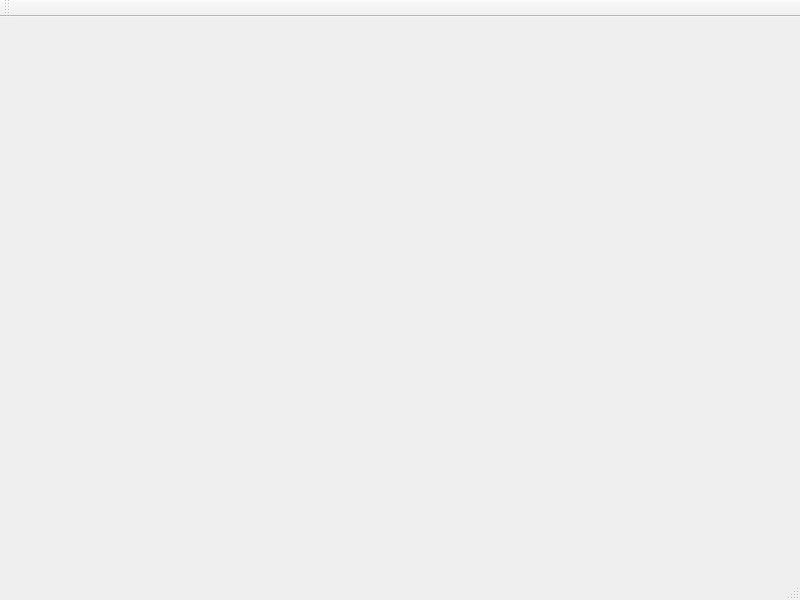
Qt form A9_RubiksCubeTutorial/mainwindow.ui (MikeySH/CS3505_A9-Rubiks-Cube-Edu-App) before a commit.
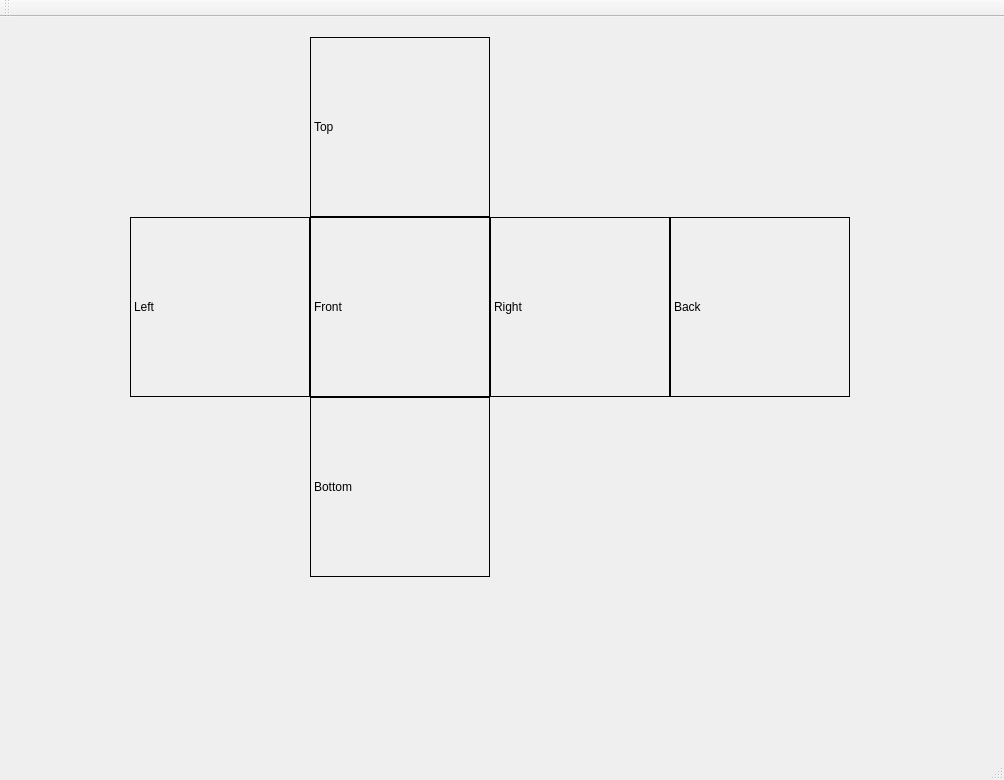
The same form after that commit. Custom widgets are drawn as their Qt base class.

Commit message: Added faces to GUI, made connections to draw a grid on each label.

Diff of the .ui file:
```diff
--- a/A9_RubiksCubeTutorial/mainwindow.ui
+++ b/A9_RubiksCubeTutorial/mainwindow.ui
@@ -6,8 +6,8 @@
    <rect>
     <x>0</x>
     <y>0</y>
-    <width>800</width>
-    <height>600</height>
+    <width>1004</width>
+    <height>780</height>
    </rect>
   </property>
   <property name="windowTitle">
@@ -17,13 +17,109 @@
    <widget class="SceneWidget" name="widget" native="true">
     <property name="geometry">
      <rect>
-      <x>200</x>
-      <y>130</y>
-      <width>411</width>
-      <height>241</height>
+      <x>30</x>
+      <y>600</y>
+      <width>151</width>
+      <height>91</height>
      </rect>
     </property>
    </widget>
+   <widget class="QLabel" name="leftLabel">
+    <property name="geometry">
+     <rect>
+      <x>130</x>
+      <y>200</y>
+      <width>180</width>
+      <height>180</height>
+     </rect>
+    </property>
+    <property name="frameShape">
+     <enum>QFrame::Box</enum>
+    </property>
+    <property name="text">
+     <string>Left</string>
+    </property>
+   </widget>
+   <widget class="QLabel" name="frontLabel">
+    <property name="geometry">
+     <rect>
+      <x>310</x>
+      <y>200</y>
+      <width>180</width>
+      <height>180</height>
+     </rect>
+    </property>
+    <property name="frameShape">
+     <enum>QFrame::Box</enum>
+    </property>
+    <property name="text">
+     <string>Front</string>
+    </property>
+   </widget>
+   <widget class="QLabel" name="rightLabel">
+    <property name="geometry">
+     <rect>
+      <x>490</x>
+      <y>200</y>
+      <width>180</width>
+      <height>180</height>
+     </rect>
+    </property>
+    <property name="frameShape">
+     <enum>QFrame::Box</enum>
+    </property>
+    <property name="text">
+     <string>Right</string>
+    </property>
+   </widget>
+   <widget class="QLabel" name="bottomLabel">
+    <property name="geometry">
+     <rect>
+      <x>310</x>
+      <y>380</y>
+      <width>180</width>
+      <height>180</height>
+     </rect>
+    </property>
+    <property name="frameShape">
+     <enum>QFrame::Box</enum>
+    </property>
+    <property name="text">
+     <string>Bottom</string>
+    </property>
+   </widget>
+   <widget class="QLabel" name="topLabel">
+    <property name="geometry">
+     <rect>
+      <x>310</x>
+      <y>20</y>
+      <width>180</width>
+      <height>180</height>
+     </rect>
+    </property>
+    <property name="frameShape">
+     <enum>QFrame::Box</enum>
+    </property>
+    <property name="text">
+     <string>Top</string>
+    </property>
+   </widget>
+   <widget class="QLabel" name="backLabel">
+    <property name="geometry">
+     <rect>
+      <x>670</x>
+      <y>200</y>
+      <width>180</width>
+      <height>180</height>
+     </rect>
+    </property>
+    <property name="frameShape">
+     <enum>QFrame::Box</enum>
+    </property>
+    <property name="text">
+     <string>Back</string>
+    </property>
+   </widget>
   </widget>
   <widget class="QMenuBar" name="menubar">
    <property name="geometry">
```
Left out of the diff: 4 changed lines with no effect on the pictures. The commit also changes 6 other files.
